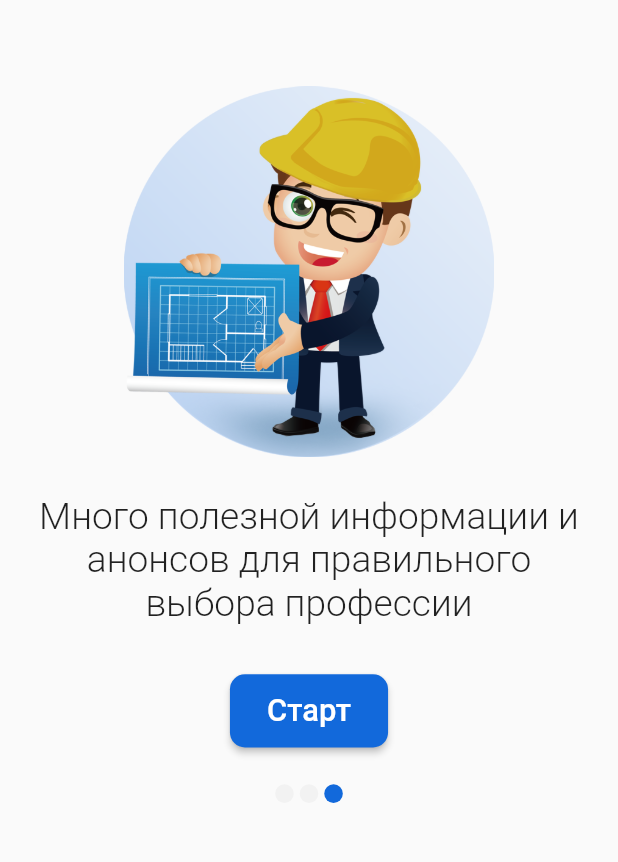
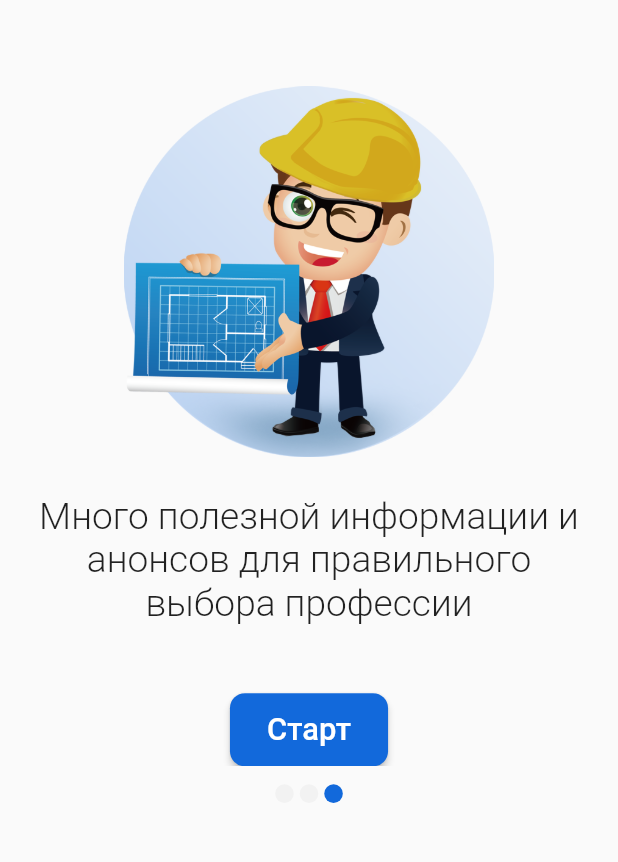
Before and after one commit to barganaev/AbiturientApp, a Flutter app: the screen it shows after launch, swiped to page 3, on a phone screen of 412 x 824 dp, the part 136-998 px from its top. Run offline on Flutter 3.47's test engine with Material 2 defaults, Android fonts, the phone set to English and light mode, and no system bars; drawn by our look-alikes of carousel_slider; our stand-ins replace bloc, file_picker, flutter_bloc, hive, local_auth, webview_flutter; accounts and stored records are empty; network calls fail; key blocks and very long unbroken strings in the code were emptied for the run.

Commit message:
changed: slid_screen

```diff
--- a/lib/screens/slid_screen.dart
+++ b/lib/screens/slid_screen.dart
@@ -118,13 +118,15 @@ class _SlidersScreenState extends State<SlidersScreen> {
                                     textAlign: TextAlign.center,
                                   ),
                                 ),
+                                Spacer(),
                                 // Container(
                                 //   height: screenWidth * 0.08,
                                 //   color: Colors.yellow,
                                 // ),
-                                SizedBox(
-                                  height: screenWidth * 0.08,
-                                ),
+
+                                // SizedBox(
+                                //   height: screenWidth * 0.08,
+                                // ),
                                 (i == _welcomeText.length)
                                     ? RaisedButton(
                                         padding: EdgeInsets.symmetric(
```
